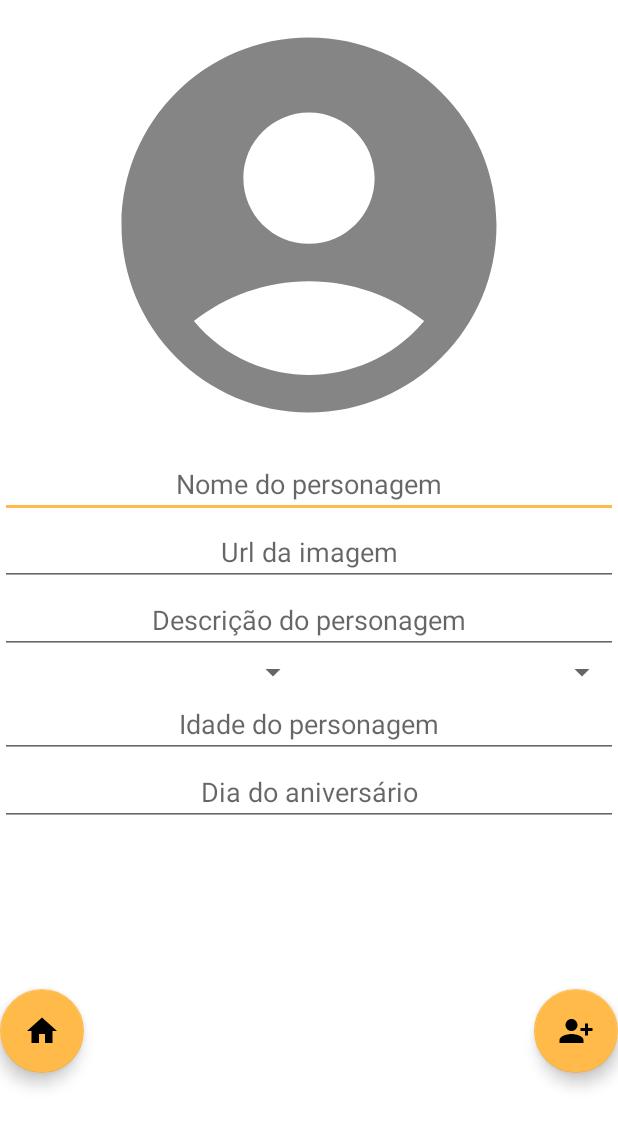
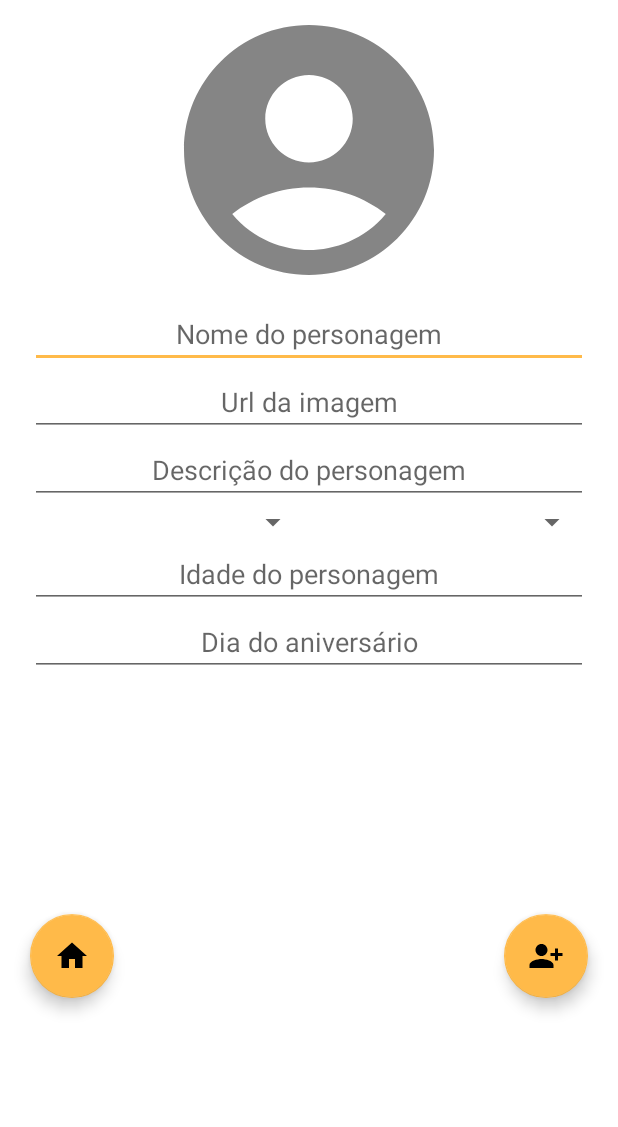
Before and after one commit to DRodrigues17/jarvis-lp4, an Android app: the layout activity_create_character.xml on its own in the app's theme, with its tools: preview values and no code run, on a phone screen of 412 x 824 dp. Shown: the top 1127 px of the screen. Run offline under Robolectric (Android 15) with nearby library versions, the phone set to English and light mode, and no system bars.

Commit message:
algumas alteracoes pos feedbacks

```diff
--- a/app/src/main/java/br/org/fundatec/jarvis/character/data/remote/CharacterRemoteDataSource.kt
+++ b/app/src/main/java/br/org/fundatec/jarvis/character/data/remote/CharacterRemoteDataSource.kt
@@ -41,7 +41,7 @@ class CharacterRemoteDataSource {
                     Result.Error(CharacterErrorModel.ErrorAoSalvar)
                 }
             } catch (ex: Exception) {
-                Log.e("erro ao pegar personagens ", ex.message ?: "")
+                Log.e("erro ao criar peronagem ", ex.message ?: "")
                 Result.Error(CharacterErrorModel.ErrorAoSalvar)
             }
         }
--- a/app/src/main/java/br/org/fundatec/jarvis/login/LoginActivity.kt
+++ b/app/src/main/java/br/org/fundatec/jarvis/login/LoginActivity.kt
@@ -88,14 +88,13 @@ class LoginActivity : AppCompatActivity() {
         GlobalScope.launch(Dispatchers.IO + coroutineExceptionHandler) {
             val userRequest: UserRequest = pegarDadosInputUser()
 
-            val response = api.getUser("d", "d")
+            val response = api.getUser(userRequest.password, userRequest.email)
 
             val container = binding.container
 
             preferences.edit().putInt("id", response.id).apply()
 
             println("id do usuario $response")
-
 
             Snackbar
                 .make(container, "login realizado com sucesso", Snackbar.LENGTH_LONG)
--- a/app/src/main/res/layout/activity_create_character.xml
+++ b/app/src/main/res/layout/activity_create_character.xml
@@ -11,8 +11,8 @@
 
         <ImageView
             android:id="@+id/iv_picture"
-            android:layout_width="300dp"
-            android:layout_height="300dp"
+            android:layout_width="200dp"
+            android:layout_height="200dp"
             android:src="@drawable/ic_character_image"
             app:layout_constraintEnd_toEndOf="parent"
             app:layout_constraintStart_toStartOf="parent"
@@ -24,6 +24,10 @@
             android:layout_height="wrap_content"
             android:hint="@string/name"
             android:textAlignment="center"
+            android:inputType="text"
+            android:imeOptions="actionGo"
+            android:layout_marginStart="20dp"
+            android:layout_marginEnd="20dp"
             app:layout_constraintEnd_toEndOf="parent"
             app:layout_constraintStart_toStartOf="parent"
             app:layout_constraintTop_toBottomOf="@id/iv_picture" />
@@ -34,6 +38,10 @@
             android:layout_height="wrap_content"
             android:hint="@string/url"
             android:textAlignment="center"
+            android:inputType="text"
+            android:imeOptions="actionGo"
+            android:layout_marginStart="20dp"
+            android:layout_marginEnd="20dp"
             app:layout_constraintEnd_toEndOf="parent"
             app:layout_constraintStart_toStartOf="parent"
             app:layout_constraintTop_toBottomOf="@+id/tiet_name" />
@@ -44,6 +52,10 @@
             android:layout_height="wrap_content"
             android:hint="@string/description"
             android:textAlignment="center"
+            android:inputType="text"
+            android:imeOptions="actionGo"
+            android:layout_marginStart="20dp"
+            android:layout_marginEnd="20dp"
             app:layout_constraintEnd_toEndOf="parent"
             app:layout_constraintStart_toStartOf="parent"
             app:layout_constraintTop_toBottomOf="@+id/tiet_url"
@@ -53,6 +65,7 @@
             android:id="@+id/s_tipo"
             android:layout_width="0dp"
             android:layout_height="wrap_content"
+            android:layout_marginStart="20dp"
             app:layout_constraintEnd_toStartOf="@id/s_editora"
             app:layout_constraintStart_toStartOf="parent"
             app:layout_constraintTop_toBottomOf="@+id/tiet_description"
@@ -62,6 +75,7 @@
             android:id="@+id/s_editora"
             android:layout_width="0dp"
             android:layout_height="wrap_content"
+            android:layout_marginEnd="20dp"
             app:layout_constraintEnd_toEndOf="parent"
             app:layout_constraintStart_toEndOf="@id/s_tipo"
             app:layout_constraintTop_toBottomOf="@+id/tiet_description"
@@ -74,6 +88,8 @@
             android:hint="@string/age"
             android:textAlignment="center"
             android:inputType="number"
+            android:layout_marginStart="20dp"
+            android:layout_marginEnd="20dp"
             app:layout_constraintEnd_toEndOf="parent"
             app:layout_constraintStart_toStartOf="parent"
             app:layout_constraintTop_toBottomOf="@+id/s_editora"
@@ -84,8 +100,11 @@
             android:layout_width="0dp"
             android:layout_height="wrap_content"
             android:inputType="date"
+            android:imeOptions="actionGo"
             android:hint="@string/birthday"
             android:textAlignment="center"
+            android:layout_marginStart="20dp"
+            android:layout_marginEnd="20dp"
             app:layout_constraintEnd_toEndOf="parent"
             app:layout_constraintStart_toStartOf="parent"
             app:layout_constraintTop_toBottomOf="@+id/tiet_age"
@@ -98,7 +117,8 @@
             android:src="@drawable/home_icon"
             app:layout_constraintBottom_toBottomOf="parent"
             app:layout_constraintStart_toStartOf="parent"
-            app:layout_constraintTop_toBottomOf="@+id/tiet_birthday" />
+            app:layout_constraintTop_toBottomOf="@+id/tiet_birthday"
+            android:layout_marginStart="20dp"/>
 
         <com.google.android.material.floatingactionbutton.FloatingActionButton
             android:id="@+id/bt_create_character"
@@ -107,7 +127,8 @@
             android:src="@drawable/ic_new_character"
             app:layout_constraintBottom_toBottomOf="parent"
             app:layout_constraintEnd_toEndOf="parent"
-            app:layout_constraintTop_toBottomOf="@+id/tiet_birthday" />
+            app:layout_constraintTop_toBottomOf="@+id/tiet_birthday"
+            android:layout_marginEnd="20dp"/>
 
     </androidx.constraintlayout.widget.ConstraintLayout>
 </layout>
--- a/app/src/main/res/layout/activity_main.xml
+++ b/app/src/main/res/layout/activity_main.xml
@@ -46,7 +46,9 @@
         android:layout_height="wrap_content"
         android:src="@drawable/ic_new_character"
         app:layout_constraintEnd_toEndOf="parent"
-        app:layout_constraintTop_toTopOf="parent" />
+        app:layout_constraintBottom_toBottomOf="parent"
+        android:layout_marginBottom="15dp"
+        android:layout_marginEnd="15dp"/>
 
 
 </androidx.constraintlayout.widget.ConstraintLayout>
--- a/app/src/main/res/layout/item_character.xml
+++ b/app/src/main/res/layout/item_character.xml
@@ -30,6 +30,7 @@
             android:id="@+id/description"
             android:layout_width="match_parent"
             android:layout_height="wrap_content"
+            android:maxLines="3"
             android:textSize="14sp" />
 
         <TextView
--- a/app/src/main/res/values-night/themes.xml
+++ b/app/src/main/res/values-night/themes.xml
@@ -1,6 +1,6 @@
 <resources>
     <!-- Base application theme. -->
-    <style name="Theme.Jarvis" parent="Theme.MaterialComponents.DayNight.DarkActionBar">
+    <style name="Theme.Jarvis" parent="Theme.MaterialComponents.DayNight.NoActionBar">
         <!-- Primary brand color. -->
         <item name="colorPrimary">@color/yellow</item>
         <item name="colorPrimaryVariant">@color/yellow</item>
--- a/app/src/main/res/values/themes.xml
+++ b/app/src/main/res/values/themes.xml
@@ -1,6 +1,6 @@
 <resources>
     <!-- Base application theme. -->
-    <style name="Theme.Jarvis" parent="Theme.MaterialComponents.DayNight.DarkActionBar">
+    <style name="Theme.Jarvis" parent="Theme.MaterialComponents.DayNight.NoActionBar">
         <!-- Primary brand color. -->
         <item name="colorPrimary">@color/purple</item>
         <item name="colorPrimaryVariant">@color/purple</item>
```
Also changed, not shown: app/src/main/java/br/org/fundatec/jarvis/character/CreateCharacterActivity.kt (+36 -28 lines), app/src/main/res/layout/activity_criar_conta.xml (+8 -4 lines), app/src/main/res/layout/activity_login.xml (+10 -0 lines).
